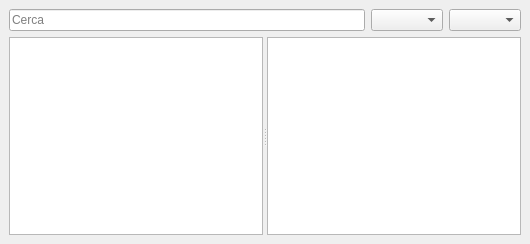
This is gestor_incidencies/ui/main_window.ui in Sebasstiia/temporitzador-pyside6 as Qt 5 draws it before an edit. The edited form follows.
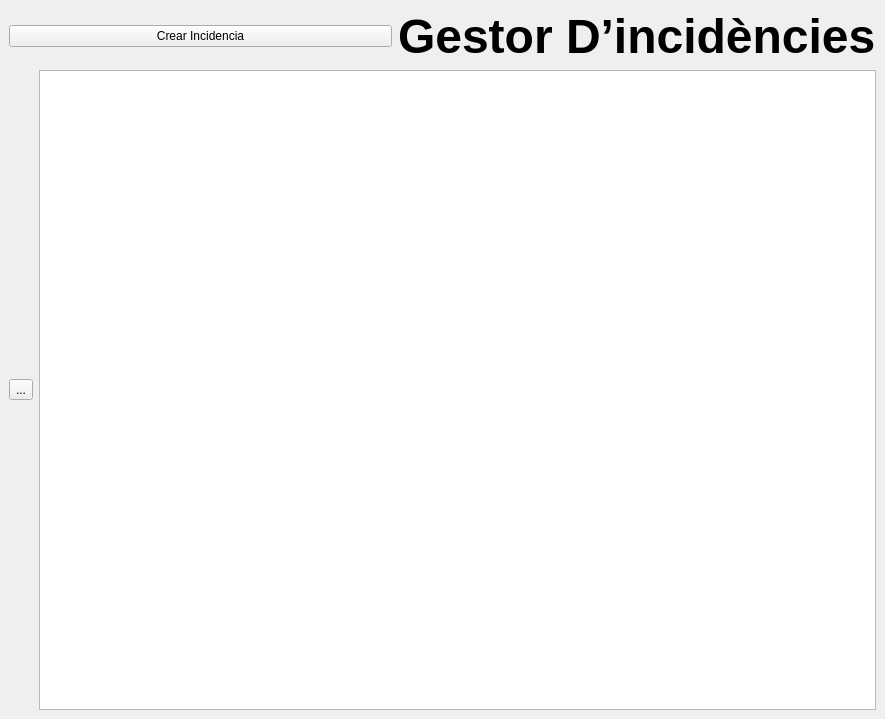
This is the edited form.

Commit message: Ventana principal modificada, pero, le faltan cosas para que este bien.

What changed in the file:
```diff
--- a/gestor_incidencies/ui/main_window.ui
+++ b/gestor_incidencies/ui/main_window.ui
@@ -6,8 +6,8 @@
    <rect>
     <x>0</x>
     <y>0</y>
-    <width>530</width>
-    <height>244</height>
+    <width>885</width>
+    <height>719</height>
    </rect>
   </property>
   <property name="windowTitle">
@@ -16,30 +16,40 @@
   <widget class="QWidget" name="centralwidget">
    <layout class="QVBoxLayout" name="verticalLayout">
     <item>
-     <layout class="QHBoxLayout" name="filterLayout">
+     <layout class="QVBoxLayout" name="mainLayout">
       <item>
-       <widget class="QLineEdit" name="searchEdit">
-        <property name="placeholderText">
-         <string>Cerca</string>
+       <layout class="QHBoxLayout" name="headerLayout">
+        <item>
+         <widget class="QPushButton" name="btnCreacioIncidencia">
+          <property name="text">
+           <string>Crear Incidencia</string>
         </property>
        </widget>
       </item>
       <item>
-       <widget class="QComboBox" name="statusFilter"/>
-      </item>
-      <item>
-       <widget class="QComboBox" name="priorityFilter"/>
-      </item>
+         <widget class="QLabel" name="Title">
+          <property name="text">
+           <string>&lt;html&gt;&lt;head/&gt;&lt;body&gt;&lt;p&gt;&lt;span style=&quot; font-size:36pt; font-weight:700;&quot;&gt;Gestor D’incidències&lt;/span&gt;&lt;/p&gt;&lt;/body&gt;&lt;/html&gt;</string>
+          </property>
+         </widget>
+        </item>
      </layout>
     </item>
     <item>
-     <widget class="QSplitter" name="mainSplitter">
-      <property name="orientation">
-       <enum>Qt::Orientation::Horizontal</enum>
-      </property>
-      <widget class="QTableView" name="incidentsTable"/>
-      <widget class="QPlainTextEdit" name="detailPanel"/>
-     </widget>
+       <layout class="QHBoxLayout" name="bodyLayout">
+        <item>
+         <widget class="QToolButton" name="menu">
+          <property name="text">
+           <string>...</string>
+          </property>
+         </widget>
+        </item>
+        <item>
+         <widget class="QListView" name="llistaIncidencies"/>
+        </item>
+       </layout>
+      </item>
+     </layout>
     </item>
    </layout>
   </widget>
```
Lines whose indentation alone changed are shown as unchanged.
